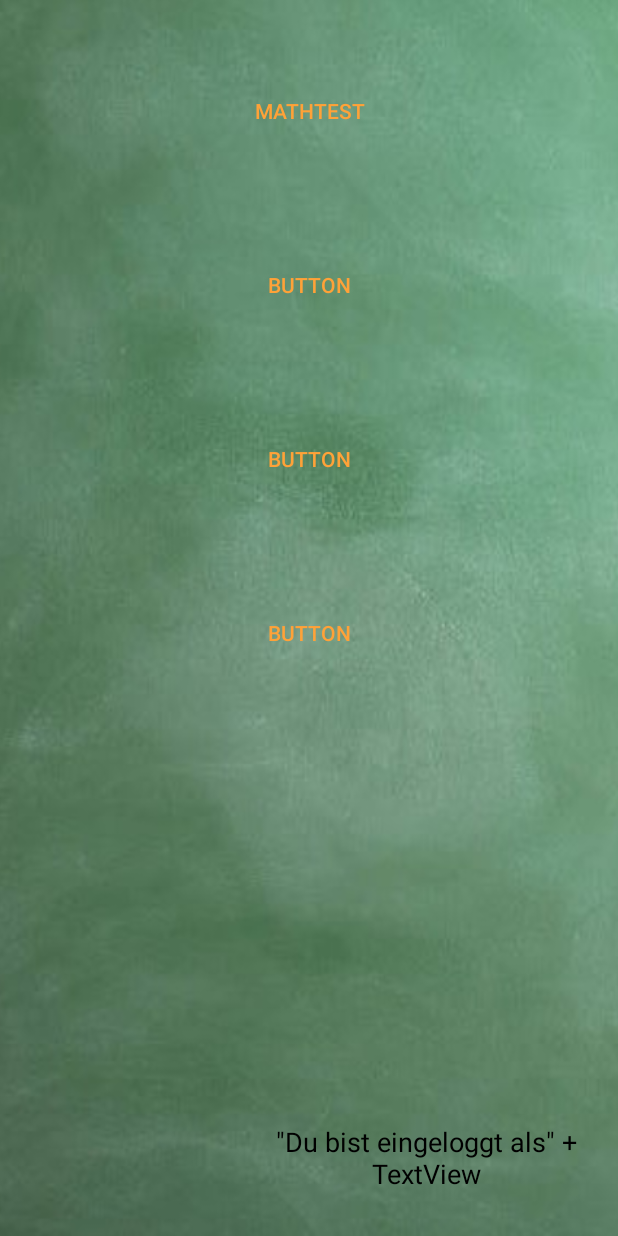
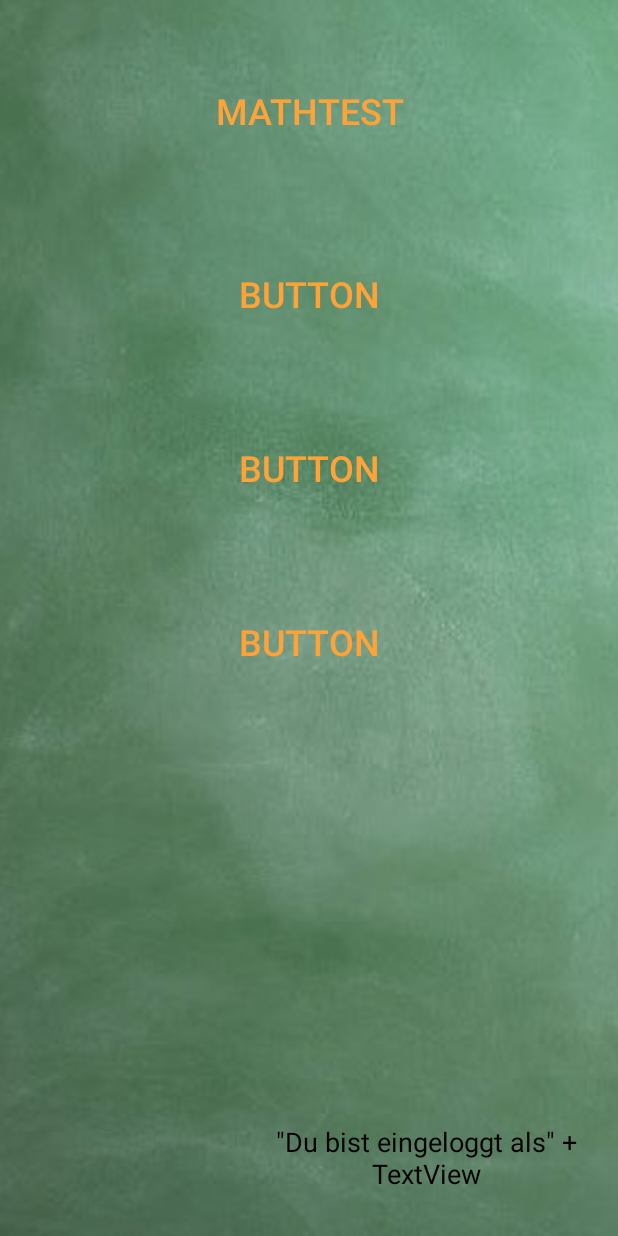
Before and after one commit to muffertp/DieBeste, an Android app: the layout activity_disaply_message.xml on its own in the app's theme, with its tools: preview values and no code run, on a phone screen of 412 x 824 dp. Run offline under Robolectric (Android 15) with nearby library versions, the light colour scheme and no system bars.

Commit message:
Button Werden nun sichtbar/unsichtbar und die Beschriftung wird aus der Datenbank geladen

```diff
--- a/app/src/main/res/layout/activity_disaply_message.xml
+++ b/app/src/main/res/layout/activity_disaply_message.xml
@@ -32,7 +32,7 @@
         android:layout_marginEnd="8dp" />
 
     <Button
-        android:id="@+id/button2"
+        android:id="@+id/MathButton1"
         style="@style/Widget.AppCompat.Button.Borderless.Colored"
         android:layout_width="0dp"
         android:layout_height="100dp"
@@ -43,13 +43,14 @@
         android:layout_marginTop="24dp"
         android:onClick="sendMessage2"
         android:text="MathTest"
+        android:textSize="24sp"
         app:layout_constraintHorizontal_bias="0.0"
         app:layout_constraintLeft_toLeftOf="parent"
         app:layout_constraintRight_toRightOf="parent"
         app:layout_constraintTop_toTopOf="parent" />
 
     <Button
-        android:id="@+id/button3"
+        android:id="@+id/MathButton3"
         style="@style/Widget.AppCompat.Button.Borderless.Colored"
         android:layout_width="0dp"
         android:layout_height="100dp"
@@ -58,15 +59,16 @@
         android:layout_marginRight="32dp"
         android:layout_marginStart="32dp"
         android:layout_marginTop="16dp"
+        android:onClick="sendMessage2"
         android:text="Button"
-        android:onClick="sendMessage2"
+        android:textSize="24sp"
         app:layout_constraintHorizontal_bias="0.0"
         app:layout_constraintLeft_toLeftOf="parent"
         app:layout_constraintRight_toRightOf="parent"
-        app:layout_constraintTop_toBottomOf="@+id/button4" />
+        app:layout_constraintTop_toBottomOf="@+id/MathButton2" />
 
     <Button
-        android:id="@+id/button4"
+        android:id="@+id/MathButton2"
         style="@style/Widget.AppCompat.Button.Borderless.Colored"
         android:layout_width="0dp"
         android:layout_height="100dp"
@@ -74,16 +76,17 @@
         android:layout_marginLeft="32dp"
         android:layout_marginRight="32dp"
         android:layout_marginStart="32dp"
+        android:layout_marginTop="22dp"
+        android:onClick="sendMessage2"
         android:text="Button"
-        android:onClick="sendMessage2"
-        app:layout_constraintHorizontal_bias="0.0"
+        android:textSize="24sp"
+        app:layout_constraintHorizontal_bias="1.0"
         app:layout_constraintLeft_toLeftOf="parent"
         app:layout_constraintRight_toRightOf="parent"
-        android:layout_marginTop="16dp"
-        app:layout_constraintTop_toBottomOf="@+id/button2" />
+        app:layout_constraintTop_toBottomOf="@+id/MathButton1" />
 
     <Button
-        android:id="@+id/button5"
+        android:id="@+id/MathButton4"
         style="@style/Widget.AppCompat.Button.Borderless.Colored"
         android:layout_width="0dp"
         android:layout_height="100dp"
@@ -91,13 +94,14 @@
         android:layout_marginLeft="32dp"
         android:layout_marginRight="32dp"
         android:layout_marginStart="32dp"
+        android:layout_marginTop="16dp"
+        android:onClick="sendMessage2"
         android:text="Button"
-        android:onClick="sendMessage2"
+        android:textSize="24sp"
         app:layout_constraintHorizontal_bias="0.0"
         app:layout_constraintLeft_toLeftOf="parent"
         app:layout_constraintRight_toRightOf="parent"
-        android:layout_marginTop="16dp"
-        app:layout_constraintTop_toBottomOf="@+id/button3" />
+        app:layout_constraintTop_toBottomOf="@+id/MathButton3" />
 
     <!-- <ListView
         android:id="@+id/listView"
```
Also changed, not shown: app/src/main/java/com/example/pierrelaptop/diebeste/DisaplyMessageActivity.java (+25 -6 lines), app/src/main/java/programm/Block.java (+5 -3 lines), app/src/main/java/programm/Loader.java (+8 -4 lines), app/src/main/java/programm/Orchestrator.java (+21 -9 lines).
